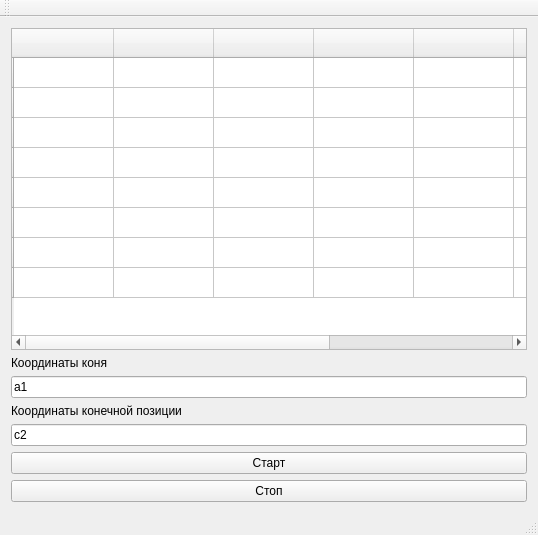
Qt form Part_II/deskgui.ui (mixan4ik97/knight_move_part_II) before a commit.
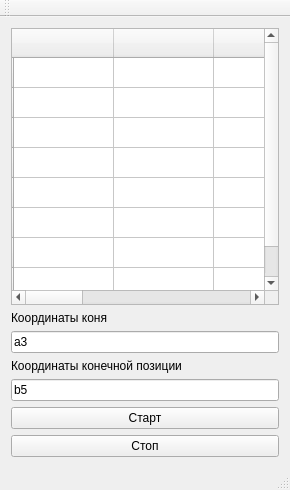
The same form after that commit.

```diff
--- a/Part_II/deskgui.ui
+++ b/Part_II/deskgui.ui
@@ -6,10 +6,22 @@
    <rect>
     <x>0</x>
     <y>0</y>
-    <width>538</width>
-    <height>535</height>
+    <width>290</width>
+    <height>490</height>
    </rect>
   </property>
+  <property name="minimumSize">
+   <size>
+    <width>290</width>
+    <height>490</height>
+   </size>
+  </property>
+  <property name="maximumSize">
+   <size>
+    <width>290</width>
+    <height>490</height>
+   </size>
+  </property>
   <property name="windowTitle">
    <string>DeskGUI</string>
   </property>
@@ -25,7 +37,7 @@
     <item row="4" column="0">
      <widget class="QLineEdit" name="lineEdit_pos">
       <property name="text">
-       <string>c2</string>
+       <string>b5</string>
       </property>
      </widget>
     </item>
@@ -38,6 +50,18 @@
     </item>
     <item row="0" column="0">
      <widget class="QTableWidget" name="desk">
+      <property name="minimumSize">
+       <size>
+        <width>256</width>
+        <height>256</height>
+       </size>
+      </property>
+      <property name="maximumSize">
+       <size>
+        <width>300</width>
+        <height>300</height>
+       </size>
+      </property>
       <row>
        <property name="text">
         <string/>
@@ -185,7 +209,7 @@
     <item row="2" column="0">
      <widget class="QLineEdit" name="lineEdit_knight">
       <property name="text">
-       <string>a1</string>
+       <string>a3</string>
       </property>
      </widget>
     </item>
```
Left out of the diff: 4 changed lines with no effect on the pictures.
